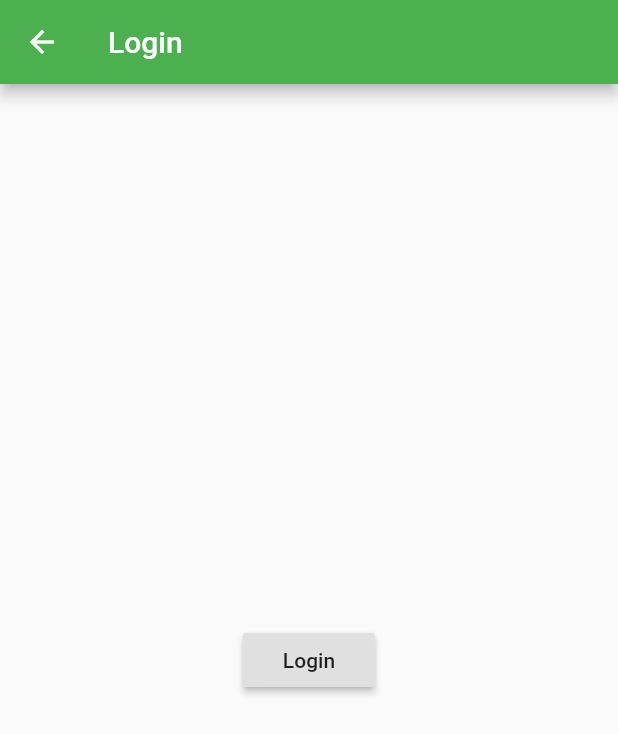
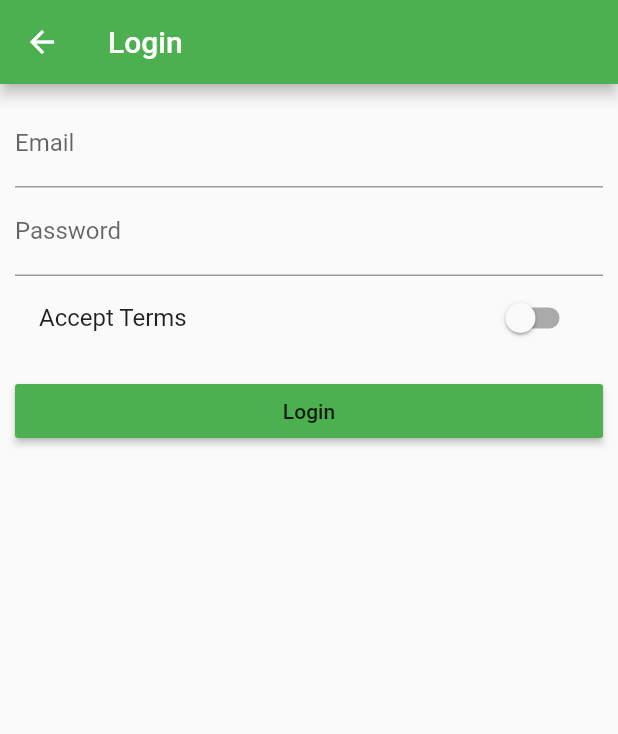
Before and after one commit to jeynesrya/first-flutter-app, a Flutter app: the AuthPage screen opened directly, on a phone screen of 412 x 824 dp. Shown: the top 734 px of the screen. Run offline on Flutter 3.47's test engine with Material 2 defaults, Android fonts, the phone set to English and light mode, and no system bars.

Commit message:
Added auth pages

```diff
--- a/lib/pages/auth.dart
+++ b/lib/pages/auth.dart
@@ -1,20 +1,67 @@
 import 'package:flutter/material.dart';
 
-import './products.dart';
+class AuthPage extends StatefulWidget {
+  @override
+  State<StatefulWidget> createState() {
+    return _AuthPageState();
+  }
+}
 
-class AuthPage extends StatelessWidget {
+class _AuthPageState extends State<AuthPage> {
+  String _emailValue;
+  String _passwordValue;
+  bool _acceptTerms = false;
+
   @override
   Widget build(BuildContext context) {
     return Scaffold(
       appBar: AppBar(
         title: Text('Login'),
       ),
-      body: Center(
-        child: RaisedButton(
-          child: Text('Login'),
-          onPressed: () {
-            Navigator.pushReplacementNamed(context, '/');
-          },
+      body: Container(
+        margin: EdgeInsets.all(10.0),
+        child: ListView(
+          children: <Widget>[
+            TextField(
+              decoration: InputDecoration(labelText: 'Email'),
+              keyboardType: TextInputType.emailAddress,
+              onChanged: (String value) {
+                setState(() {
+                  _emailValue = value;
+                });
+              },
+            ),
+            TextField(
+              decoration: InputDecoration(labelText: 'Password'),
+              obscureText: true,
+              onChanged: (String value) {
+                setState(() {
+                  _passwordValue = value;
+                });
+              },
+            ),
+            SwitchListTile(
+              value: _acceptTerms,
+              onChanged: (bool value) {
+                setState(() {
+                  _acceptTerms = value;
+                });
+              },
+              title: Text('Accept Terms'),
+            ),
+            SizedBox(
+              height: 10.0,
+            ),
+            RaisedButton(
+              color: Theme.of(context).primaryColor,
+              child: Text('Login'),
+              onPressed: () {
+                print(_emailValue);
+                print(_passwordValue);
+                Navigator.pushReplacementNamed(context, '/products');
+              },
+            ),
+          ],
         ),
       ),
     );
```
Also changed, not shown: lib/main.dart (+7 -8 lines), lib/pages/product_create.dart (+65 -11 lines), lib/pages/products.dart (+4 -5 lines), lib/pages/products_admin.dart (+7 -3 lines), lib/product_control.dart (deleted, +0 -18 lines), lib/product_manager.dart (+3 -10 lines), lib/products.dart (+8 -16 lines), pubspec.lock.
